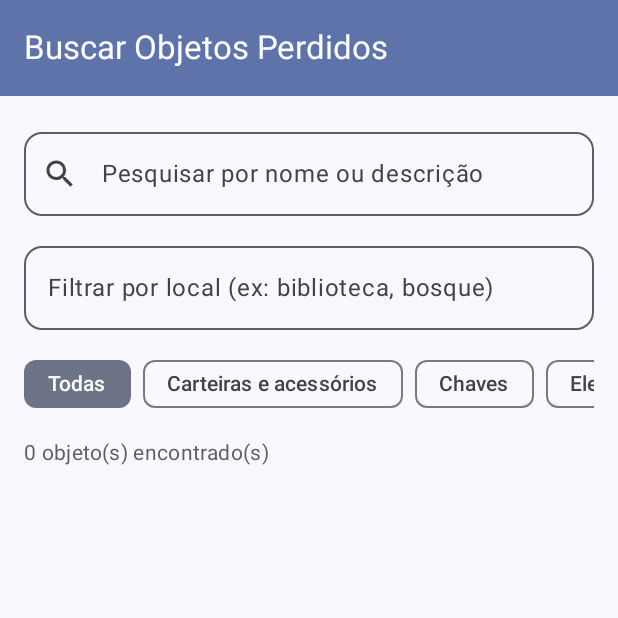
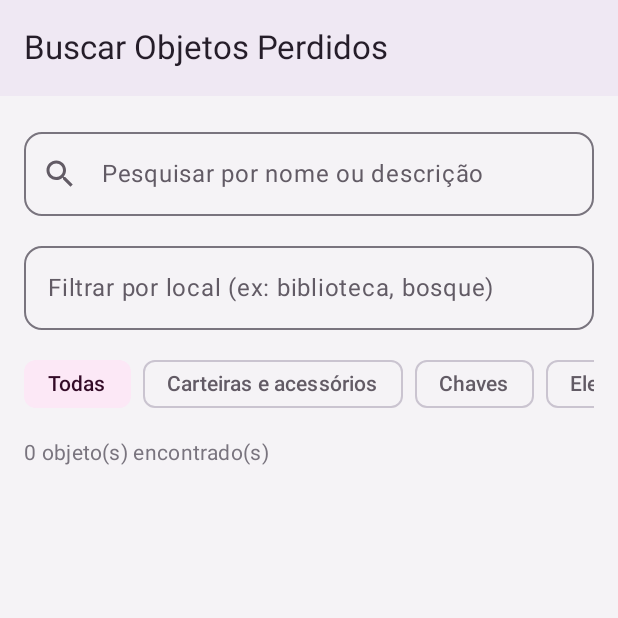
Before and after one commit to MarcosVogado/ceub-finder, an Android app built with Jetpack Compose: the screen it shows after launch (MainActivity), after a tap on "Carteiras e acessórios", on a phone screen of 412 x 824 dp, the top half of it. Run offline under Robolectric (Android 15) with nearby library versions, the phone set to English and light mode, and no system bars.

Commit message:
style: apply CEUB institutional color palette and disable dynamic colors

```diff
--- a/app/src/main/java/com/example/ceubfinder/ui/theme/Color.kt
+++ b/app/src/main/java/com/example/ceubfinder/ui/theme/Color.kt
@@ -2,10 +2,20 @@ package com.example.ceubfinder.ui.theme
 
 import androidx.compose.ui.graphics.Color
 
+// CEUB Institutional Palette
+val CeubPurple = Color(0xFF3C154B)
+val CeubMagenta = Color(0xFFB02788)
+val CeubPurpleLight = Color(0xFF6B3B7C)
+val CeubMagentaLight = Color(0xFFD656B2)
+
+val CeubBackground = Color(0xFFF5F3F6)
+val CeubSurface = Color(0xFFFFFFFF)
+val CeubSurfaceVariant = Color(0xFFEDE9F0)
+
+val CeubTextPrimary = Color(0xFF251D29)
+val CeubTextSecondary = Color(0xFF625B65)
+
+// Material 3 default fallbacks for dark mode
 val Purple80 = Color(0xFFD0BCFF)
 val PurpleGrey80 = Color(0xFFCCC2DC)
 val Pink80 = Color(0xFFEFB8C8)
-
-val Purple40 = Color(0xFF6650a4)
-val PurpleGrey40 = Color(0xFF625b71)
-val Pink40 = Color(0xFF7D5260)
--- a/app/src/main/java/com/example/ceubfinder/ui/theme/Theme.kt
+++ b/app/src/main/java/com/example/ceubfinder/ui/theme/Theme.kt
@@ -1,6 +1,5 @@
 package com.example.ceubfinder.ui.theme
 
-import android.app.Activity
 import android.os.Build
 import androidx.compose.foundation.isSystemInDarkTheme
 import androidx.compose.material3.MaterialTheme
@@ -9,35 +8,45 @@ import androidx.compose.material3.dynamicDarkColorScheme
 import androidx.compose.material3.dynamicLightColorScheme
 import androidx.compose.material3.lightColorScheme
 import androidx.compose.runtime.Composable
+import androidx.compose.ui.graphics.Color
 import androidx.compose.ui.platform.LocalContext
 
 private val DarkColorScheme = darkColorScheme(
-    primary = Purple80,
-    secondary = PurpleGrey80,
-    tertiary = Pink80
+    primary = CeubMagentaLight,
+    secondary = CeubPurpleLight,
+    tertiary = CeubMagenta,
+    background = Color(0xFF1C171F),
+    surface = Color(0xFF251D29),
+    onPrimary = Color.White,
+    onSecondary = Color.White,
+    onTertiary = Color.White,
+    onBackground = Color(0xFFE6E1E6),
+    onSurface = Color(0xFFE6E1E6)
 )
 
 private val LightColorScheme = lightColorScheme(
-    primary = Purple40,
-    secondary = PurpleGrey40,
-    tertiary = Pink40
-
-    /* Other default colors to override
-    background = Color(0xFFFFFBFE),
-    surface = Color(0xFFFFFBFE),
+    primary = CeubPurple,
     onPrimary = Color.White,
+    primaryContainer = Color(0xFFEFE8F3),
+    onPrimaryContainer = Color(0xFF251D29),
+    secondary = CeubMagenta,
     onSecondary = Color.White,
-    onTertiary = Color.White,
-    onBackground = Color(0xFF1C1B1F),
-    onSurface = Color(0xFF1C1B1F),
-    */
+    secondaryContainer = Color(0xFFFCE8F6),
+    onSecondaryContainer = Color(0xFF330B27),
+    tertiary = CeubMagentaLight,
+    background = CeubBackground,
+    onBackground = CeubTextPrimary,
+    surface = CeubSurface,
+    onSurface = CeubTextPrimary,
+    surfaceVariant = CeubSurfaceVariant,
+    onSurfaceVariant = CeubTextSecondary
 )
 
 @Composable
 fun CEUBFinderTheme(
     darkTheme: Boolean = isSystemInDarkTheme(),
-    // Dynamic color is available on Android 12+
-    dynamicColor: Boolean = true,
+    // Dynamic color disabled by default to maintain CEUB institutional identity
+    dynamicColor: Boolean = false,
     content: @Composable () -> Unit
 ) {
     val colorScheme = when {
```
